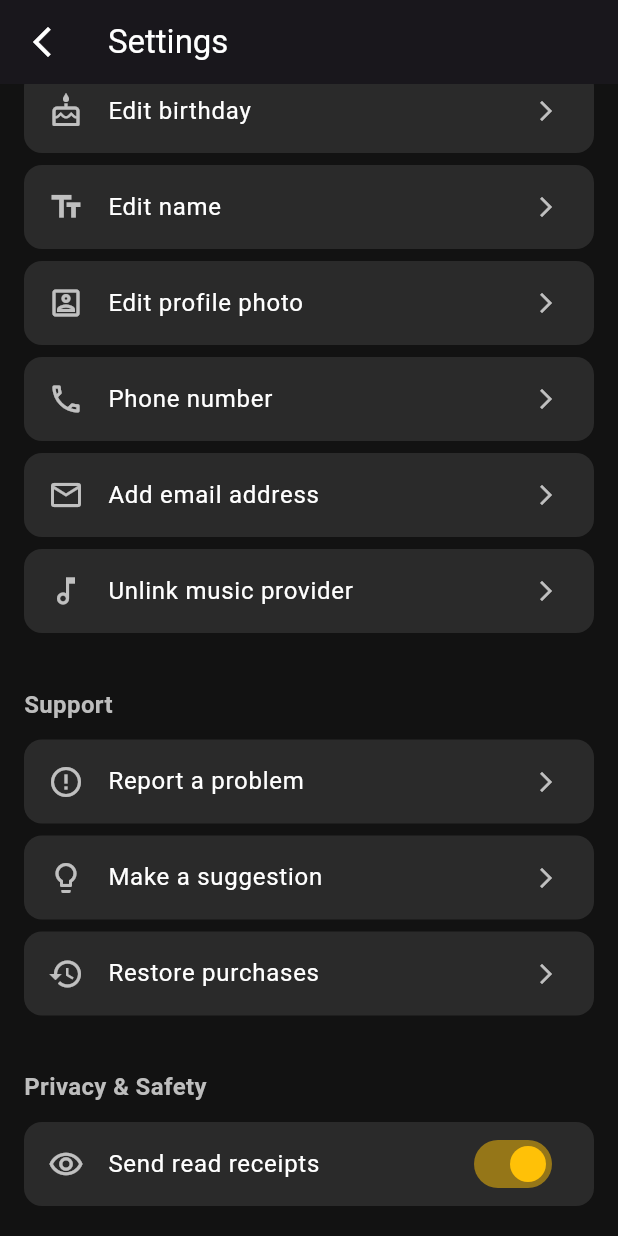
After one commit to betapcode17/locketBeta, a Flutter app: the SettingsScreen screen opened directly, scrolled down 69 dp, after a tap on "Edit birthday", on a phone screen of 412 x 824 dp. The commit adds this screen. Run offline on Flutter 3.47's test engine with Material 3 defaults, Android fonts, the phone set to English and light mode, and no system bars; our stand-ins replace camera, flutter_bloc; network calls fail.

Commit message:
Feature: profile page added, profile -> settings
Some colors changed on home screen to make icons appear brighter. Photo model, user settings model, profile model created. Profile, user settings cubit and views created.

```diff
--- a/locket_beta/lib/main.dart
+++ b/locket_beta/lib/main.dart
@@ -22,6 +22,7 @@ class MyApp extends StatelessWidget {
   Widget build(BuildContext context) {
     return MaterialApp(
       title: 'Flutter Demo',
+      debugShowCheckedModeBanner: false,
       theme: ThemeData(
 
         colorScheme: ColorScheme.fromSeed(seedColor: Colors.deepPurple),
--- /dev/null
+++ b/locket_beta/lib/model/user_settings_model.dart
@@ -0,0 +1,39 @@
+class UserSettingsModel {
+  final String birthday;
+  final String name;
+  final String profilePhotoUrl;
+  final String phoneNumber;
+  final String? emailAddress;
+  final String? musicProvider;
+  final bool sendReadReceipts;
+
+  UserSettingsModel({
+    required this.birthday,
+    required this.name,
+    required this.profilePhotoUrl,
+    required this.phoneNumber,
+    this.emailAddress,
+    this.musicProvider,
+    this.sendReadReceipts = true,
+  });
+
+  UserSettingsModel copyWith({
+    String? birthday,
+    String? name,
+    String? profilePhotoUrl,
+    String? phoneNumber,
+    String? emailAddress,
+    String? musicProvider,
+    bool? sendReadReceipts,
+  }) {
+    return UserSettingsModel(
+      birthday: birthday ?? this.birthday,
+      name: name ?? this.name,
+      profilePhotoUrl: profilePhotoUrl ?? this.profilePhotoUrl,
+      phoneNumber: phoneNumber ?? this.phoneNumber,
+      emailAddress: emailAddress ?? this.emailAddress,
+      musicProvider: musicProvider ?? this.musicProvider,
+      sendReadReceipts: sendReadReceipts ?? this.sendReadReceipts,
+    );
+  }
+}
--- /dev/null
+++ b/locket_beta/lib/profile/user_settings/cubit/user_settings_cubit.dart
@@ -0,0 +1,51 @@
+import 'package:flutter_bloc/flutter_bloc.dart';
+import 'package:locket_beta/model/user_settings_model.dart';
+
+part 'user_settings_state.dart';
+
+class SettingsCubit extends Cubit<SettingsState> {
+  SettingsCubit() : super(SettingsInitial());
+
+
+  Future<void> fetchSettings() async {
+    try {
+      emit(SettingsLoading());
+
+
+      await Future.delayed(const Duration(milliseconds: 500));
+
+      final settings = UserSettingsModel(
+        birthday: 'January 1, 2000',
+        name: 'Hậu Ngọc',
+        profilePhotoUrl: 'https://placeimg.com/100/100/people',
+        phoneNumber: '+123456789',
+        emailAddress: 'hau.ngoc@example.com',
+        sendReadReceipts: true,
+      );
+
+
+      emit(SettingsLoaded(settings));
+    } catch (e) {
+      emit(SettingsError('Failed to load settings.'));
+    }
+  }
+
+
+  Future<void> updateReadReceipts(bool newValue) async {
+    if (state is SettingsLoaded) {
+      final currentSettings = (state as SettingsLoaded).settings;
+
+
+      emit(SettingsLoaded(currentSettings.copyWith(sendReadReceipts: newValue)));
+
+
+      try {
+        await Future.delayed(const Duration(milliseconds: 700));
+
+      } catch (e) {
+
+        emit(SettingsLoaded(currentSettings));
+      }
+    }
+  }
+}
--- /dev/null
+++ b/locket_beta/lib/profile/user_settings/cubit/user_settings_state.dart
@@ -0,0 +1,17 @@
+part of 'user_settings_cubit.dart';
+
+abstract class SettingsState {}
+
+class SettingsInitial extends SettingsState {}
+
+class SettingsLoading extends SettingsState {}
+
+class SettingsLoaded extends SettingsState {
+  final UserSettingsModel settings;
+  SettingsLoaded(this.settings);
+}
+
+class SettingsError extends SettingsState {
+  final String message;
+  SettingsError(this.message);
+}
--- /dev/null
+++ b/locket_beta/lib/profile/user_settings/user_settings.dart
@@ -0,0 +1,168 @@
+import 'package:flutter/material.dart';
+import 'package:flutter_bloc/flutter_bloc.dart';
+
+import 'package:locket_beta/profile/user_settings/cubit/user_settings_cubit.dart';
+
+
+class SettingsScreen extends StatelessWidget {
+  const SettingsScreen({super.key});
+
+  @override
+  Widget build(BuildContext context) {
+
+    return BlocProvider(
+
+      create: (context) => SettingsCubit()..fetchSettings(),
+      child: Scaffold(
+        backgroundColor: const Color(0xff121212),
+        appBar: AppBar(
+          title: const Text(
+            'Settings',
+            style: TextStyle(color: Colors.white),
+          ),
+          backgroundColor: const Color(0xff121212),
+          elevation: 0,
+          leading: IconButton(
+            icon: const Icon(Icons.arrow_back_ios_new, color: Colors.white),
+            onPressed: () => Navigator.of(context).pop(),
+          ),
+          iconTheme: const IconThemeData(color: Colors.white),
+        ),
+
+        body: BlocBuilder<SettingsCubit, SettingsState>(
+          builder: (context, state) {
+            if (state is SettingsLoading || state is SettingsInitial) {
+              return const Center(child: CircularProgressIndicator());
+            }
+            if (state is SettingsError) {
+              return Center(child: Text(state.message));
+            }
+            if (state is SettingsLoaded) {
+              final settings = state.settings;
+              return ListView(
+                padding: const EdgeInsets.all(16.0),
+                children: [
+                  _buildSectionHeader('General'),
+                  _SettingsListItem(
+                    icon: Icons.cake_outlined,
+                    title: 'Edit birthday',
+                    onTap: () { /* TODO */ },
+                  ),
+                  _SettingsListItem(
+                    icon: Icons.text_fields,
+                    title: 'Edit name',
+                    onTap: () { /* TODO */ },
+                  ),
+                  _SettingsListItem(
+                    icon: Icons.portrait_outlined,
+                    title: 'Edit profile photo',
+                    onTap: () { /* TODO */ },
+                  ),
+                  _SettingsListItem(
+                    icon: Icons.phone_outlined,
+                    title: 'Phone number',
+                    onTap: () { /* TODO */ },
+                  ),
+                  _SettingsListItem(
+                    icon: Icons.mail_outline,
+                    title: 'Add email address',
+                    onTap: () { /* TODO */ },
+                  ),
+                  _SettingsListItem(
+                    icon: Icons.music_note_outlined,
+                    title: 'Unlink music provider',
+                    onTap: () { /* TODO */ },
+                  ),
+
+                  const SizedBox(height: 24),
+                  _buildSectionHeader('Support'),
+                  _SettingsListItem(
+                    icon: Icons.error_outline,
+                    title: 'Report a problem',
+                    onTap: () { /* TODO */ },
+                  ),
+                  _SettingsListItem(
+                    icon: Icons.lightbulb_outline,
+                    title: 'Make a suggestion',
+                    onTap: () { /* TODO */ },
+                  ),
+                  _SettingsListItem(
+                    icon: Icons.restore,
+                    title: 'Restore purchases',
+                    onTap: () { /* TODO */ },
+                  ),
+
+                  const SizedBox(height: 24),
+                  _buildSectionHeader('Privacy & Safety'),
+
+                  _SettingsListItem(
+                    icon: Icons.remove_red_eye_outlined,
+                    title: 'Send read receipts',
+                    trailing: Switch(
+                      value: settings.sendReadReceipts,
+                      onChanged: (newValue) {
+
+                        context.read<SettingsCubit>().updateReadReceipts(newValue);
+                      },
+                      activeColor: Colors.amber,
+                    ),
+                  ),
+                ],
+              );
+            }
+            return Container();
+          },
+        ),
+      ),
+    );
+  }
+
+  Widget _buildSectionHeader(String title) {
+    return Padding(
+      padding: const EdgeInsets.only(bottom: 8.0, top: 8.0),
+      child: Text(
+        title,
+        style: TextStyle(
+          color: Colors.grey[400],
+          fontSize: 16,
+          fontWeight: FontWeight.w600,
+        ),
+      ),
+    );
+  }
+}
+
+
+class _SettingsListItem extends StatelessWidget {
+  final IconData icon;
+  final String title;
+  final VoidCallback? onTap;
+  final Widget? trailing;
+
+  const _SettingsListItem({
+    required this.icon,
+    required this.title,
+    this.onTap,
+    this.trailing,
+  });
+
+  @override
+  Widget build(BuildContext context) {
+    return Container(
+      margin: const EdgeInsets.symmetric(vertical: 4),
+      decoration: BoxDecoration(
+        color: const Color(0xff2a2a2a),
+        borderRadius: BorderRadius.circular(12),
+      ),
+      child: ListTile(
+        leading: Icon(icon, color: Colors.white70),
+        title: Text(title, style: const TextStyle(color: Colors.white)),
+        trailing: trailing ?? (onTap != null ? const Icon(Icons.arrow_forward_ios, size: 16, color: Colors.white70) : null),
+        onTap: onTap,
+        shape: RoundedRectangleBorder(
+          borderRadius: BorderRadius.circular(12),
+        ),
+      ),
+    );
+  }
+}
--- a/locket_beta/pubspec.yaml
+++ b/locket_beta/pubspec.yaml
@@ -31,6 +31,7 @@ dependencies:
   flutter:
     sdk: flutter
   flutter_bloc: ^9.1.1
+  intl: ^0.18.1
 
   # The following adds the Cupertino Icons font to your application.
   # Use with the CupertinoIcons class for iOS style icons.
```
Also changed, not shown: locket_beta/lib/model/locket_photo_model.dart (added, +13 -0 lines), locket_beta/lib/model/profile_model.dart (added, +17 -0 lines), locket_beta/lib/profile/cubit/profile_cubit.dart (added, +40 -0 lines), locket_beta/lib/profile/cubit/profile_state.dart (added, +36 -0 lines), locket_beta/lib/profile/profile.dart (added, +214 -0 lines), locket_beta/lib/screens/home.dart (+15 -10 lines), locket_beta/pubspec.lock (added).
